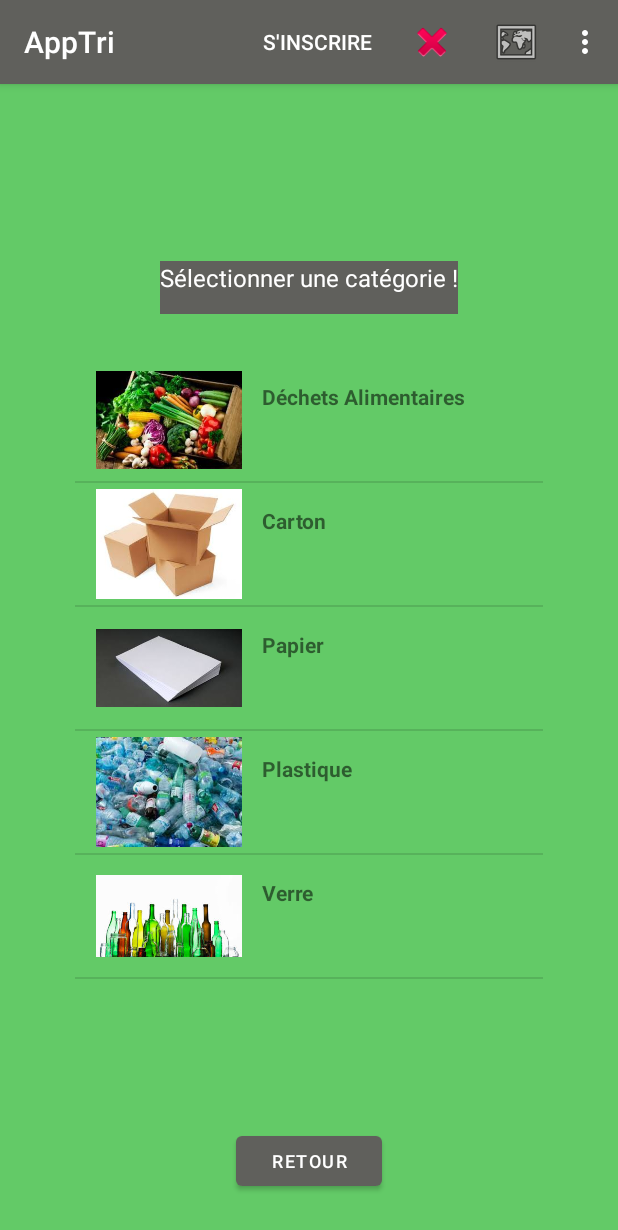
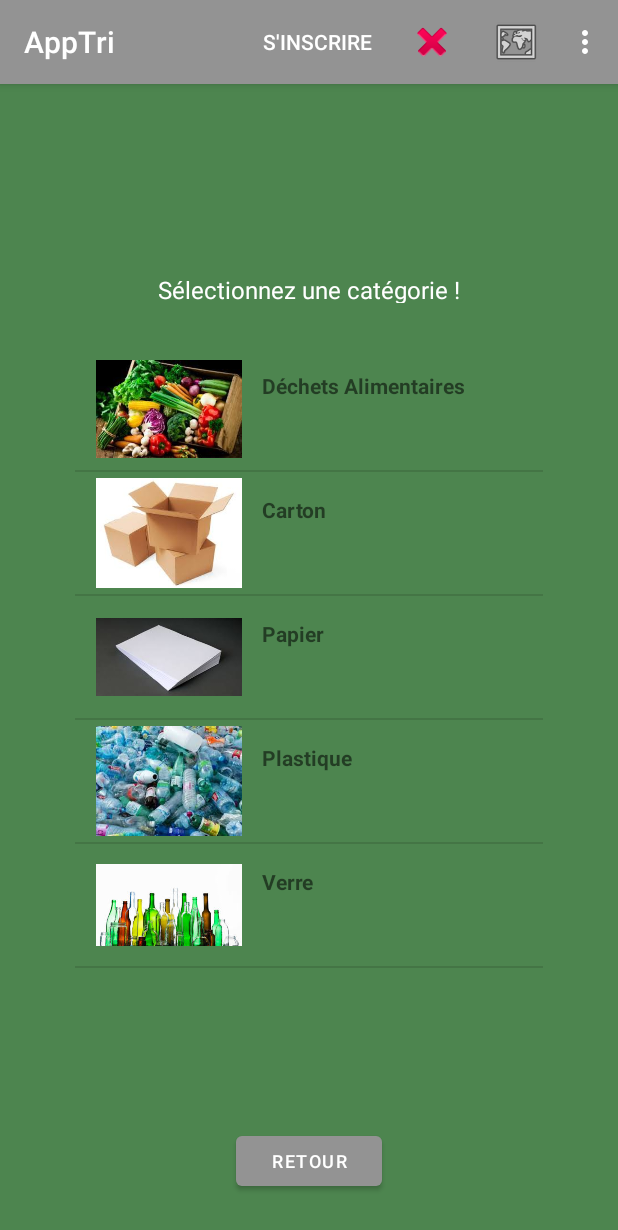
Before and after one commit to eliot312/AppTri, an Android app: the ListItemActivity screen opened directly, with no data from a screen before it, on a phone screen of 412 x 824 dp. Shown: the top 1230 px of the screen. Run offline under Robolectric (Android 15) with nearby library versions, the light colour scheme and no system bars.

Commit message:
Tout fait bggggg

```diff
--- a/app/src/main/java/com/example/apptri/InscriptionActivity.java
+++ b/app/src/main/java/com/example/apptri/InscriptionActivity.java
@@ -145,7 +145,6 @@ public class InscriptionActivity extends AppCompatActivity {
 
                 if (str_mdp.equals(str_cmdp) == false) {
                     info_mdp = false;
-                    Toast.makeText(getApplicationContext(), "non", Toast.LENGTH_SHORT).show();
                 }
 
                 if (info_mdp == false) {
--- a/app/src/main/res/layout/activity_apropos.xml
+++ b/app/src/main/res/layout/activity_apropos.xml
@@ -4,7 +4,7 @@
     xmlns:tools="http://schemas.android.com/tools"
     android:layout_width="match_parent"
     android:layout_height="match_parent"
-    android:background="#63CA67"
+    android:background="#4D854F"
     tools:context=".AProposActivity">
 
     <TextView
--- a/app/src/main/res/layout/activity_info_item_clique.xml
+++ b/app/src/main/res/layout/activity_info_item_clique.xml
@@ -4,7 +4,7 @@
     xmlns:tools="http://schemas.android.com/tools"
     android:layout_width="match_parent"
     android:layout_height="match_parent"
-    android:background="#63CA67"
+    android:background="#4D854F"
     tools:context=".InfoItemCliqueActivity">
 
     <TextView
--- a/app/src/main/res/layout/activity_inscription.xml
+++ b/app/src/main/res/layout/activity_inscription.xml
@@ -4,7 +4,7 @@
     xmlns:tools="http://schemas.android.com/tools"
     android:layout_width="match_parent"
     android:layout_height="match_parent"
-    android:background="#63CA67"
+    android:background="#4D854F"
     tools:context=".InscriptionActivity">
 
     <TextView
--- a/app/src/main/res/layout/activity_list_item.xml
+++ b/app/src/main/res/layout/activity_list_item.xml
@@ -4,14 +4,13 @@
     xmlns:tools="http://schemas.android.com/tools"
     android:layout_width="match_parent"
     android:layout_height="match_parent"
-    android:background="#63CA67">
+    android:background="#4D854F">
 
     <TextView
         android:id="@+id/textViewTitreListe"
-        android:layout_width="wrap_content"
-        android:layout_height="35dp"
+        android:layout_width="201dp"
+        android:layout_height="20dp"
         android:layout_marginBottom="500dp"
-        android:background="#60605C"
         android:text="@string/selection"
         android:textColor="#FFFFFF"
         android:textSize="16sp"
--- a/app/src/main/res/layout/activity_main.xml
+++ b/app/src/main/res/layout/activity_main.xml
@@ -4,7 +4,7 @@
     xmlns:tools="http://schemas.android.com/tools"
     android:layout_width="match_parent"
     android:layout_height="match_parent"
-    android:background="#63CA67"
+    android:background="#4D854F"
     tools:context=".MainActivity">
 
     <Button
--- a/app/src/main/res/layout/my_item_list.xml
+++ b/app/src/main/res/layout/my_item_list.xml
@@ -4,7 +4,7 @@
     xmlns:tools="http://schemas.android.com/tools"
     android:layout_width="match_parent"
     android:layout_height="match_parent"
-    android:background="#63CA67">
+    android:background="#4D854F">
 
     <TextView
         android:id="@+id/label"
--- a/app/src/main/res/values/strings.xml
+++ b/app/src/main/res/values/strings.xml
@@ -19,7 +19,7 @@
     <string name="retourListe">Retour à la liste !</string>
     <string name="titreAPropos">A Propos de AppTri</string>
     <string name="retourAccueil">Retour à l\'accueil !</string>
-    <string name="selection">Sélectionner une catégorie !</string>
+    <string name="selection">Sélectionnez une catégorie !</string>
     <string name="retour">Retour</string>
     <string name="textAPropos">AppTri est une application qui permet de savoir comment trier les déchets de tous les jours. Nous aidons et encourageons les gens à faire du tri et à ne pas se tromper en triant. </string>
     <string name="carton">Carton</string>
--- a/app/src/main/res/values/themes.xml
+++ b/app/src/main/res/values/themes.xml
@@ -2,7 +2,7 @@
     <!-- Base application theme. -->
     <style name="Theme.AppTri" parent="Theme.MaterialComponents.DayNight.DarkActionBar">
         <!-- Primary brand color. -->
-        <item name="colorPrimary">#60605C</item>
+        <item name="colorPrimary">#939393</item>
         <item name="colorPrimaryVariant">@color/purple_700</item>
         <item name="colorOnPrimary">@color/white</item>
         <!-- Secondary brand color. -->
```
